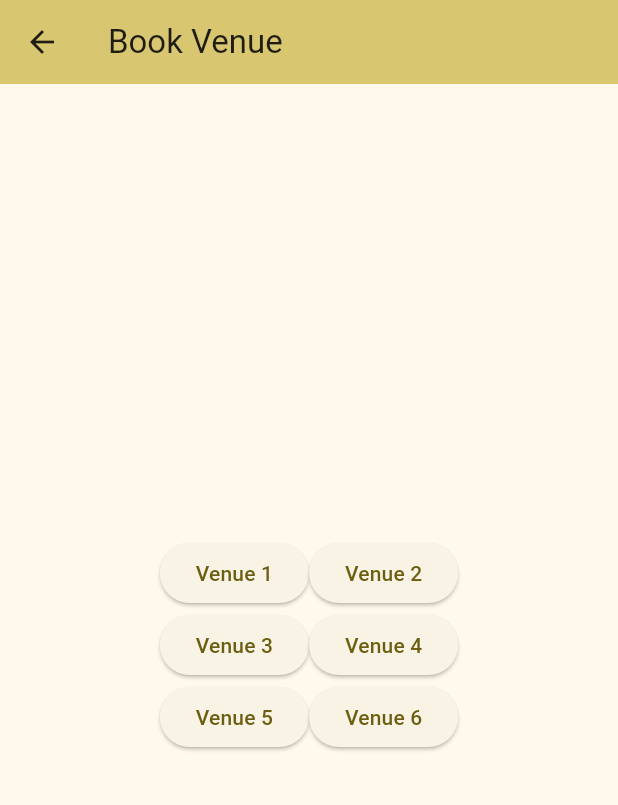
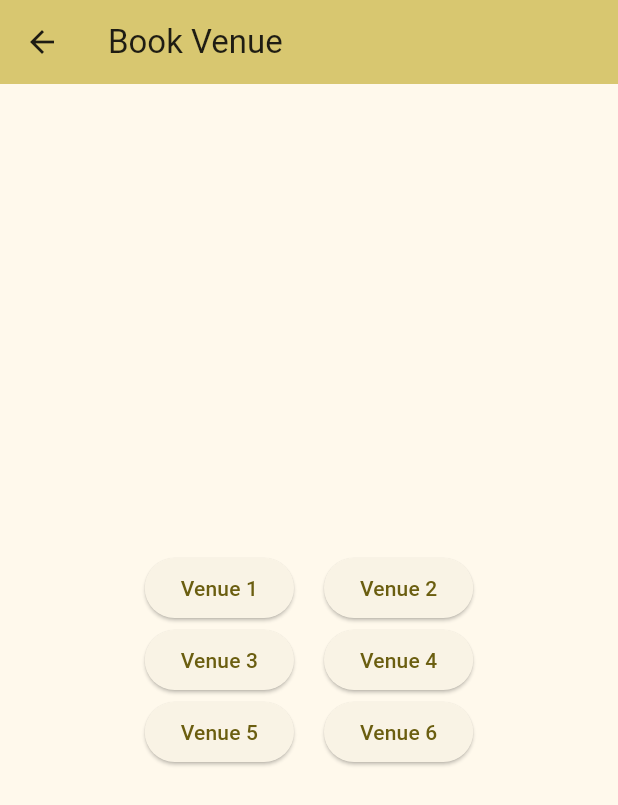
Before and after one commit to Akhlaken07/Event_Booking_System, a Flutter app: the BookVenue screen opened directly, on a phone screen of 412 x 824 dp. Shown: the top 805 px of the screen. Run offline on Flutter 3.47's test engine with Material 3 defaults, Android fonts, the phone set to English and light mode, and no system bars.

Commit message:
a lil update

```diff
--- a/lib/bookvenue.dart
+++ b/lib/bookvenue.dart
@@ -91,6 +91,7 @@ class _BookVenueState extends State<BookVenue> {
             mainAxisAlignment: MainAxisAlignment.center,
             children: <Widget>[
               buildVenueButton(1),
+              SizedBox(width: 20),
               buildVenueButton(2),
             ],
           ),
@@ -98,6 +99,7 @@ class _BookVenueState extends State<BookVenue> {
             mainAxisAlignment: MainAxisAlignment.center,
             children: <Widget>[
               buildVenueButton(3),
+              SizedBox(width: 20),
               buildVenueButton(4),
             ],
           ),
@@ -105,10 +107,10 @@ class _BookVenueState extends State<BookVenue> {
             mainAxisAlignment: MainAxisAlignment.center,
             children: <Widget>[
               buildVenueButton(5),
+              SizedBox(width: 20),
               buildVenueButton(6),
             ],
           ),
-          SizedBox(height: 20),
         ],
       ),
     );
```
